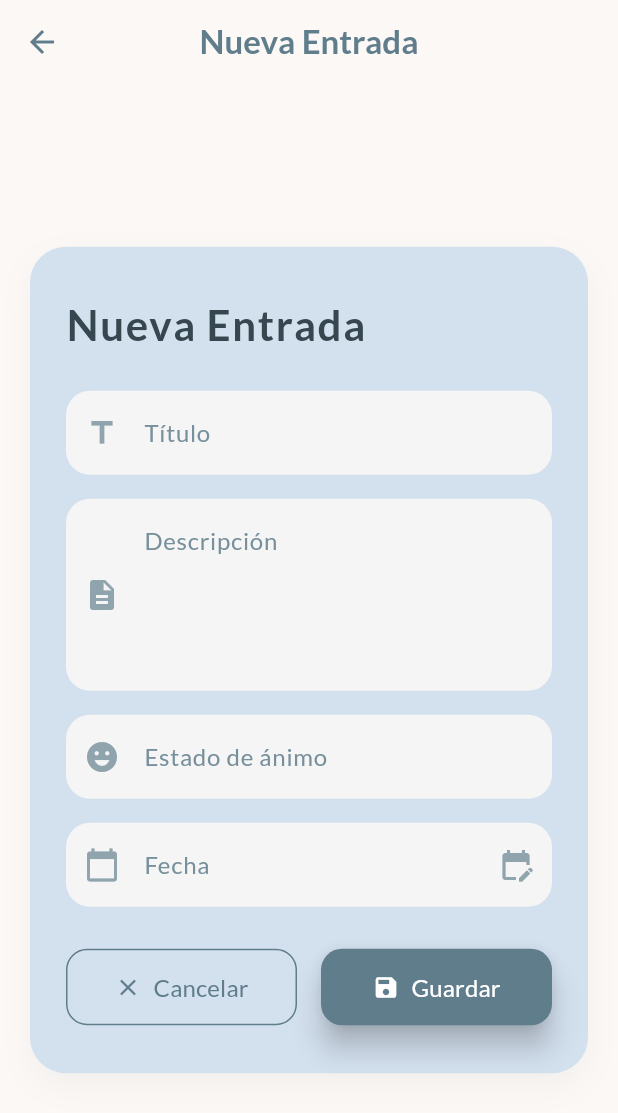
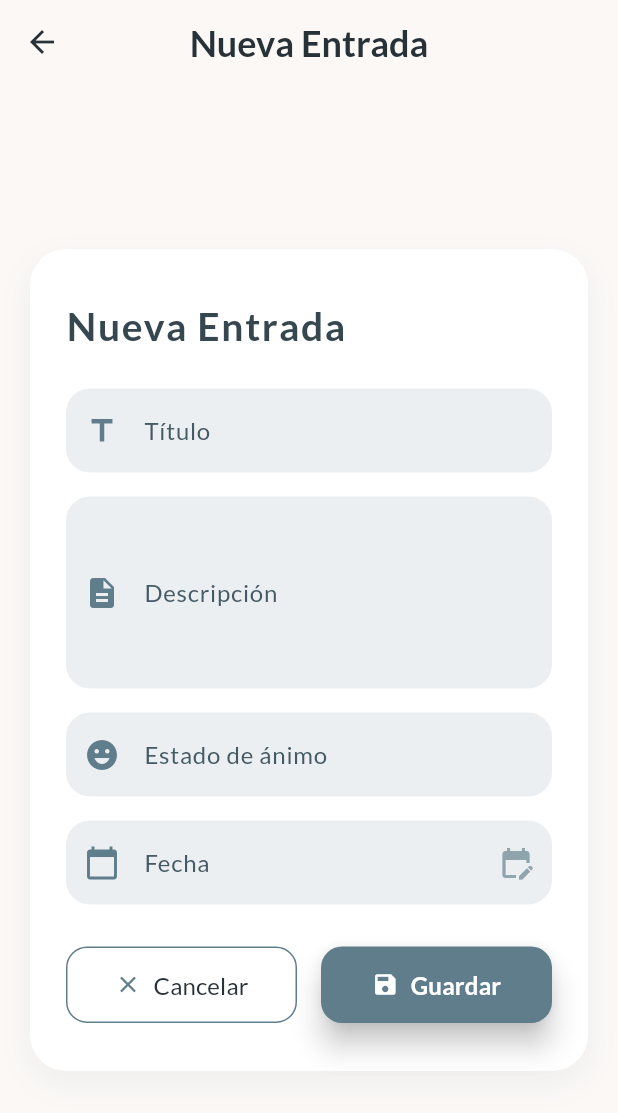
Before and after one commit to MiguelJimenez99/app_my_diary, a Flutter app: the DiaryFormScreen screen opened directly with empty values, on a phone screen of 412 x 824 dp. Shown: the top 1113 px of the screen. Run offline on Flutter 3.47's test engine with Material 3 defaults, Android fonts, the phone set to English and light mode, and no system bars; our stand-ins replace another_flushbar, flutter_dotenv, flutter_image_compress, geolocator, google_fonts, image_picker and 3 more; accounts and stored records are empty.

Commit message:
Se actuliazo el diseño de los diferentes formularios

```diff
--- a/lib/screens/DiaryScreen/DiaryFormScreen.dart
+++ b/lib/screens/DiaryScreen/DiaryFormScreen.dart
@@ -99,14 +99,15 @@ class _DiaryFormScreenState extends State<DiaryFormScreen> {
     return Scaffold(
       backgroundColor: Color.fromRGBO(251, 248, 246, 1),
       appBar: AppBar(
-        backgroundColor: Colors.transparent,
+        backgroundColor: Color.fromRGBO(251, 248, 246, 1),
         elevation: 0,
-        foregroundColor: Colors.blueGrey,
+        iconTheme: IconThemeData(color: Colors.blueGrey[900]),
         title: Text(
           'Nueva Entrada',
           style: GoogleFonts.lato(
-            color: Colors.blueGrey,
+            color: Colors.blueGrey[900],
             fontWeight: FontWeight.bold,
+            fontSize: 24,
           ),
         ),
         centerTitle: true,
@@ -117,11 +118,11 @@ class _DiaryFormScreenState extends State<DiaryFormScreen> {
             margin: const EdgeInsets.symmetric(horizontal: 20, vertical: 30),
             padding: const EdgeInsets.symmetric(horizontal: 24, vertical: 32),
             decoration: BoxDecoration(
-              color: Color.fromRGBO(210, 224, 238, 1).withOpacity(0.97),
+              color: Colors.white,
               borderRadius: BorderRadius.circular(24),
               boxShadow: [
                 BoxShadow(
-                  color: Colors.grey.withOpacity(0.10),
+                  color: Colors.blueGrey.withOpacity(0.08),
                   blurRadius: 18,
                   offset: const Offset(0, 8),
                 ),
@@ -136,32 +137,16 @@ class _DiaryFormScreenState extends State<DiaryFormScreen> {
                     'Nueva Entrada',
                     style: GoogleFonts.lato(
                       color: Colors.blueGrey[800],
-                      fontSize: 28,
+                      fontSize: 26,
                       fontWeight: FontWeight.bold,
                       letterSpacing: 1.1,
                     ),
                   ),
                   const SizedBox(height: 24),
-                  TextFormField(
+                  _modernTextField(
                     controller: _controllerTitle,
-                    style: GoogleFonts.lato(
-                      color: Colors.blueGrey[900],
-                      fontWeight: FontWeight.w600,
-                    ),
-                    decoration: InputDecoration(
-                      labelText: 'Título',
-                      labelStyle: GoogleFonts.lato(color: Colors.blueGrey[400]),
-                      prefixIcon: Icon(
-                        Icons.title,
-                        color: Colors.blueGrey[300],
-                      ),
-                      filled: true,
-                      fillColor: Colors.grey[100],
-                      border: OutlineInputBorder(
-                        borderRadius: BorderRadius.circular(16),
-                        borderSide: BorderSide.none,
-                      ),
-                    ),
+                    label: 'Título',
+                    icon: Icons.title,
                     validator:
                         (value) =>
                             value == null || value.isEmpty
@@ -169,25 +154,11 @@ class _DiaryFormScreenState extends State<DiaryFormScreen> {
                                 : null,
                   ),
                   const SizedBox(height: 16),
-                  TextFormField(
+                  _modernTextField(
                     controller: _controllerDescription,
+                    label: 'Descripción',
+                    icon: Icons.description,
                     maxLines: 4,
-                    style: GoogleFonts.lato(color: Colors.blueGrey[900]),
-                    decoration: InputDecoration(
-                      labelText: 'Descripción',
-                      labelStyle: GoogleFonts.lato(color: Colors.blueGrey[400]),
-                      prefixIcon: Icon(
-                        Icons.description,
-                        color: Colors.blueGrey[300],
-                      ),
-                      filled: true,
-                      fillColor: Colors.grey[100],
-                      alignLabelWithHint: true,
-                      border: OutlineInputBorder(
-                        borderRadius: BorderRadius.circular(16),
-                        borderSide: BorderSide.none,
-                      ),
-                    ),
                     validator:
                         (value) =>
                             value == null || value.isEmpty
@@ -195,23 +166,10 @@ class _DiaryFormScreenState extends State<DiaryFormScreen> {
                                 : null,
                   ),
                   const SizedBox(height: 16),
-                  TextFormField(
+                  _modernTextField(
                     controller: _controllerMood,
-                    style: GoogleFonts.lato(color: Colors.blueGrey[900]),
-                    decoration: InputDecoration(
-                      labelText: 'Estado de ánimo',
-                      labelStyle: GoogleFonts.lato(color: Colors.blueGrey[400]),
-                      prefixIcon: Icon(
-                        Icons.emoji_emotions,
-                        color: Colors.blueGrey[300],
-                      ),
-                      filled: true,
-                      fillColor: Colors.grey[100],
-                      border: OutlineInputBorder(
-                        borderRadius: BorderRadius.circular(16),
-                        borderSide: BorderSide.none,
-                      ),
-                    ),
+                    label: 'Estado de ánimo',
+                    icon: Icons.emoji_emotions,
                     validator:
                         (value) =>
                             value == null || value.isEmpty
@@ -219,35 +177,19 @@ class _DiaryFormScreenState extends State<DiaryFormScreen> {
                                 : null,
                   ),
                   const SizedBox(height: 16),
-                  TextFormField(
+                  _modernTextField(
                     controller: _controllerDate,
+                    label: 'Fecha',
+                    icon: Icons.calendar_today,
+                    readOnly: true,
+                    onTap: () => _selectDate(context),
                     validator: (value) {
                       if (value == null || value.isEmpty) {
                         return 'Por favor ingrese la fecha';
                       }
                       return null;
                     },
-                    readOnly: true,
-                    style: GoogleFonts.lato(color: Colors.blueGrey[900]),
-                    decoration: InputDecoration(
-                      labelText: "Fecha",
-                      labelStyle: GoogleFonts.lato(color: Colors.blueGrey[400]),
-                      prefixIcon: Icon(
-                        Icons.calendar_today,
-                        color: Colors.blueGrey[300],
-                      ),
-                      filled: true,
-                      fillColor: Colors.grey[100],
-                      border: OutlineInputBorder(
-                        borderRadius: BorderRadius.circular(16),
-                        borderSide: BorderSide.none,
-                      ),
-                      suffixIcon: Icon(
-                        Icons.edit_calendar,
-                        color: Colors.blueGrey[300],
-                      ),
-                    ),
-                    onTap: () => _selectDate(context),
+                    suffixIcon: Icons.edit_calendar,
                   ),
                   const SizedBox(height: 28),
                   Row(
@@ -267,7 +209,10 @@ class _DiaryFormScreenState extends State<DiaryFormScreen> {
                           icon: Icon(Icons.close),
                           label: Text(
                             'Cancelar',
-                            style: GoogleFonts.lato(fontSize: 16),
+                            style: GoogleFonts.lato(
+                              fontSize: 16,
+                              color: Colors.blueGrey[900],
+                            ),
                           ),
                         ),
                       ),
@@ -289,6 +234,7 @@ class _DiaryFormScreenState extends State<DiaryFormScreen> {
                             style: GoogleFonts.lato(
                               fontSize: 16,
                               color: Colors.white,
+                              fontWeight: FontWeight.bold,
                             ),
                           ),
                         ),
@@ -303,4 +249,43 @@ class _DiaryFormScreenState extends State<DiaryFormScreen> {
       ),
     );
   }
+
+  Widget _modernTextField({
+    required TextEditingController controller,
+    required String label,
+    required IconData icon,
+    int maxLines = 1,
+    bool readOnly = false,
+    void Function()? onTap,
+    String? Function(String?)? validator,
+    IconData? suffixIcon,
+  }) {
+    return TextFormField(
+      controller: controller,
+      maxLines: maxLines,
+      readOnly: readOnly,
+      onTap: onTap,
+      validator: validator,
+      style: GoogleFonts.lato(color: Colors.blueGrey[900]),
+      decoration: InputDecoration(
+        labelText: label,
+        labelStyle: GoogleFonts.lato(color: Colors.blueGrey[700], fontSize: 16),
+        prefixIcon: Icon(icon, color: Colors.blueGrey),
+        suffixIcon:
+            suffixIcon != null
+                ? Icon(suffixIcon, color: Colors.blueGrey[300])
+                : null,
+        filled: true,
+        fillColor: Colors.blueGrey[50],
+        border: OutlineInputBorder(
+          borderRadius: BorderRadius.circular(16),
+          borderSide: BorderSide.none,
+        ),
+        contentPadding: const EdgeInsets.symmetric(
+          vertical: 16,
+          horizontal: 16,
+        ),
+      ),
+    );
+  }
 }
--- a/lib/screens/NotesScreens/FormScreenDialog.dart
+++ b/lib/screens/NotesScreens/FormScreenDialog.dart
@@ -4,8 +4,6 @@ import 'package:app_my_diary/providers/NoteProvider.dart';
 import 'package:flutter/material.dart';
 import 'package:google_fonts/google_fonts.dart';
 import 'package:provider/provider.dart';
-
-
 
 class MyDialogForm extends StatefulWidget {
   const MyDialogForm({super.key, required this.user});
--- a/lib/services/AuthUser.dart
+++ b/lib/services/AuthUser.dart
@@ -4,11 +4,10 @@ import 'package:http/http.dart' as http;
 import 'package:shared_preferences/shared_preferences.dart';
 
 class AuthServices {
-
   //https://back-my-diary-v2.onrender.com
   //http://192.168.1.42:3000
-  static String baseUrl = 'http://192.168.1.42:3000';
- // static String baseUrl = 'https://back-my-diary-v2.onrender.com';
+  // static String baseUrl = 'http://192.168.1.42:3000';
+  static String baseUrl = 'https://back-my-diary-v2.onrender.com';
 
   Future<String> registerService(
     String name,
--- a/lib/services/DiaryService.dart
+++ b/lib/services/DiaryService.dart
@@ -7,8 +7,8 @@ import 'package:shared_preferences/shared_preferences.dart';
 class DiaryServices {
   //https://back-my-diary-v2.onrender.com
   //http://192.168.1.42:3000
-  //static String baseUrl = 'https://back-my-diary-v2.onrender.com';
-   static String baseUrl = 'http://192.168.1.42:3000';
+  // static String baseUrl = 'http://192.168.1.42:3000';
+  static String baseUrl = 'https://back-my-diary-v2.onrender.com';
 
   List<Diary> _activities = [];
 
--- a/lib/services/NoteService.dart
+++ b/lib/services/NoteService.dart
@@ -5,8 +5,8 @@ import 'package:app_my_diary/class/NoteClass.dart';
 import 'package:shared_preferences/shared_preferences.dart';
 
 class NoteService {
-  // static String baseUrl = 'https://back-my-diary-v2.onrender.com';
-  static String baseUrl = 'http://192.168.1.42:3000';
+  //static String baseUrl = 'http://192.168.1.42:3000';
+  static String baseUrl = 'https://back-my-diary-v2.onrender.com';
 
   List<Note> _notes = [];
 
--- a/lib/services/PhotoService.dart
+++ b/lib/services/PhotoService.dart
@@ -13,8 +13,8 @@ import 'package:shared_preferences/shared_preferences.dart';
 
 class PhotoService {
   //https://back-my-diary-v2.onrender.com
-  //static String baseUrl = 'https://back-my-diary-v2.onrender.com';
- static String baseUrl = 'http://192.168.1.42:3000';
+ // static String baseUrl = 'http://192.168.1.42:3000';
+  static String baseUrl = 'https://back-my-diary-v2.onrender.com';
 
 
   List<Photo> _photos = [];
--- a/lib/services/UserServices.dart
+++ b/lib/services/UserServices.dart
@@ -6,8 +6,8 @@ import 'package:shared_preferences/shared_preferences.dart';
 
 class UserService {
   //https://back-my-diary-v2.onrender.com
-  //final String baseUrl = 'https://back-my-diary-v2.onrender.com';
-  static String baseUrl = 'http://192.168.1.42:3000';
+  // static String baseUrl = 'http://192.168.1.42:3000';
+  final String baseUrl = 'https://back-my-diary-v2.onrender.com';
 
   Future<User> getDataUser() async {
     SharedPreferences prefs = await SharedPreferences.getInstance();
```
Also changed, not shown: lib/screens/GalleryScreens/UploadPhotoScreen.dart (+37 -42 lines).
